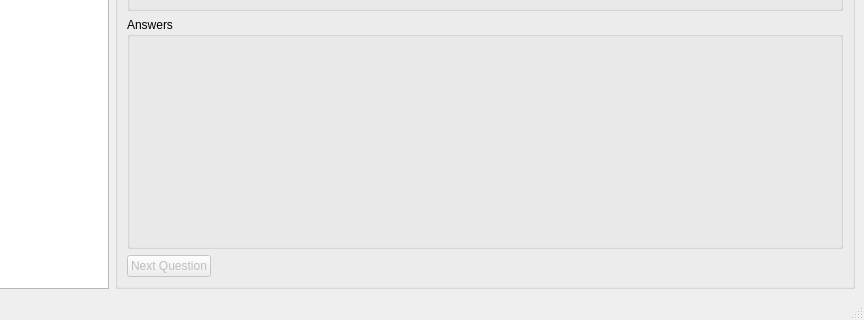
First picture: the form in GUI/MainWindow.ui, repository bronya2057/ExpertSystemPyLab, before the edit; both pictures show x 156 to 1020 and y 280 to 600 of the 1020 by 600 pixel window.
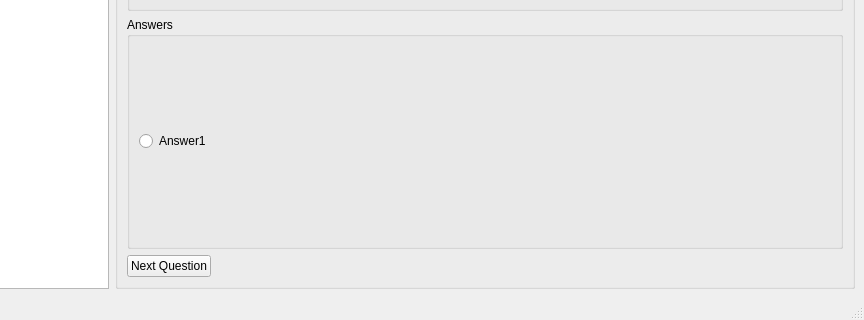
Second picture: the form after the edit.

What changed in the file:
```diff
--- a/GUI/MainWindow.ui
+++ b/GUI/MainWindow.ui
@@ -48,14 +48,19 @@
          <property name="title">
           <string>Answers</string>
          </property>
-         <layout class="QVBoxLayout" name="verticalLayout_3"/>
+         <layout class="QVBoxLayout" name="verticalLayout_3">
+          <item>
+           <widget class="QRadioButton" name="radioButtonTEMP">
+            <property name="text">
+             <string>Answer1</string>
+            </property>
+           </widget>
+          </item>
+         </layout>
         </widget>
        </item>
        <item>
         <widget class="QPushButton" name="pBNextQuestion">
-         <property name="enabled">
-          <bool>false</bool>
-         </property>
          <property name="sizePolicy">
           <sizepolicy hsizetype="Fixed" vsizetype="Fixed">
            <horstretch>0</horstretch>
```
Left out of the diff: 2 changed lines with no effect on the pictures.
